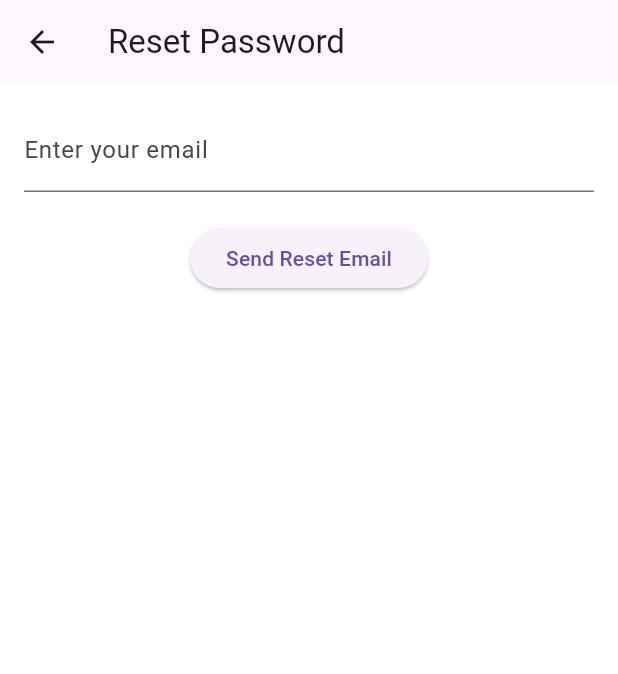
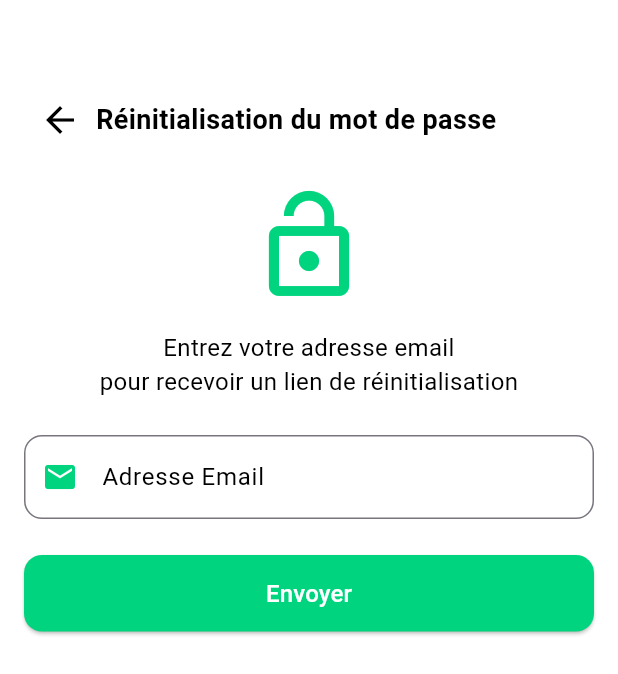
Before and after one commit to Lina-Douakha/Road_Companion, a Flutter app: the ResetPasswordScreen screen opened directly, on a phone screen of 412 x 824 dp. Shown: the top 674 px of the screen. Run offline on Flutter 3.47's test engine with Material 3 defaults, Android fonts, the phone set to English and light mode, and no system bars; our stand-ins replace cloud_firestore, firebase_auth, firebase_core, google_sign_in; accounts and stored records are empty.

Commit message:
update the auth feature

```diff
--- a/lib/screens/authenticate/reset_password.dart
+++ b/lib/screens/authenticate/reset_password.dart
@@ -1,5 +1,6 @@
 import 'package:flutter/material.dart';
 import 'package:firebase_auth/firebase_auth.dart';
+import 'login.dart';
 
 class ResetPasswordScreen extends StatefulWidget {
   @override
@@ -10,36 +11,122 @@ class _ResetPasswordScreenState extends State<ResetPasswordScreen> {
   final TextEditingController emailController = TextEditingController();
   final FirebaseAuth _auth = FirebaseAuth.instance;
 
+
+
+  final Color appGreen = Colors.green;
+
+
+
   void resetPassword() async {
     try {
       await _auth.sendPasswordResetEmail(email: emailController.text.trim());
-      ScaffoldMessenger.of(context).showSnackBar(
-        SnackBar(content: Text("Password reset email sent! Check your inbox.")),
-      );
+      _showSnackBar("L'email de réinitialisation a été envoyé ! Vérifiez votre boîte de réception.", isError: false);
     } catch (e) {
-      ScaffoldMessenger.of(context).showSnackBar(
-        SnackBar(content: Text("Error: ${e.toString()}")),
-      );
+      _showSnackBar("Erreur : ${e.toString()}", isError: true);
     }
+  }
+
+  void _showSnackBar(String message, {required bool isError}) {
+    ScaffoldMessenger.of(context).showSnackBar(
+      SnackBar(
+        content: Text(message),
+        backgroundColor: isError ? Colors.red : appGreen,
+      ),
+    );
+  }
+
+  void _goToOnboarding() {
+    Navigator.pushReplacement(
+      context,
+      MaterialPageRoute(builder: (context) => LoginScreen()),
+    );
   }
 
   @override
   Widget build(BuildContext context) {
     return Scaffold(
-      appBar: AppBar(title: Text("Reset Password")),
+      backgroundColor: Colors.white,
       body: Padding(
         padding: const EdgeInsets.all(16.0),
         child: Column(
+          mainAxisAlignment: MainAxisAlignment.start,
           children: [
+            const SizedBox(height: 40),
+            Align(
+              alignment: Alignment.centerLeft,
+              child: Row(
+                mainAxisSize: MainAxisSize.min,
+                children: [
+                  IconButton(
+                    icon: const Icon(Icons.arrow_back, color: Colors.black, size: 28),
+                    onPressed:_goToOnboarding,
+                  ),
+                  const Text(
+                    "Réinitialisation du mot de passe",
+                    style: TextStyle(
+                      fontSize: 18,
+                      fontWeight: FontWeight.bold,
+                      color: Colors.black,
+                    ),
+                  ),
+                ],
+              ),
+            ),
+
+            const SizedBox(height: 20),
+            const Icon(
+              Icons.lock_open,
+              size: 80,
+              color: Color(0xFF00D47E),
+            ),
+            const SizedBox(height: 16),
+            const Text(
+              "Entrez votre adresse email\npour recevoir un lien de réinitialisation",
+              textAlign: TextAlign.center,
+              style: TextStyle(fontSize: 16, color: Colors.black),
+            ),
+            const SizedBox(height: 24),
             TextField(
               controller: emailController,
+              cursorColor: Colors.black,
               keyboardType: TextInputType.emailAddress,
-              decoration: InputDecoration(labelText: "Enter your email"),
+              decoration: InputDecoration(
+                labelText: "Adresse Email",
+                labelStyle: const TextStyle(
+                  color: Colors.black,
+                ),
+                floatingLabelStyle: const TextStyle(
+                  color: Colors.black,
+                ),
+                prefixIcon: const Icon(Icons.email, color: Color(0xFF00D47E)),
+                border: OutlineInputBorder(
+                  borderRadius: BorderRadius.circular(12),
+                  borderSide: const BorderSide(color: Colors.black),
+                ),
+                focusedBorder: OutlineInputBorder(
+                  borderRadius: BorderRadius.circular(12),
+                  borderSide: const BorderSide(color: Colors.green, width: 2),
+                ),
+              ),
             ),
-            SizedBox(height: 20),
-            ElevatedButton(
-              onPressed: resetPassword,
-              child: Text("Send Reset Email"),
+
+            const SizedBox(height: 24),
+            SizedBox(
+              width: double.infinity,
+              child: ElevatedButton(
+                style: ElevatedButton.styleFrom(
+                  backgroundColor: const Color(0xFF00D47E),
+                  padding: const EdgeInsets.symmetric(vertical: 14),
+                  shape: RoundedRectangleBorder(
+                    borderRadius: BorderRadius.circular(12),
+                  ),
+                ),
+                onPressed: resetPassword,
+                child: const Text(
+                  "Envoyer",
+                  style: TextStyle(fontSize: 16, color: Colors.white),
+                ),
+              ),
             ),
           ],
         ),
```
